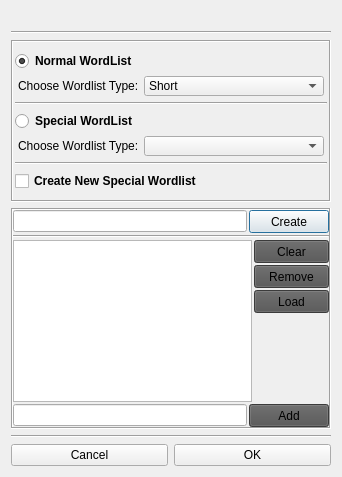
Above: gui/src/Dialogs/WordlistDialog.ui from 3nock/OTE before the change. Below: the same form after it.
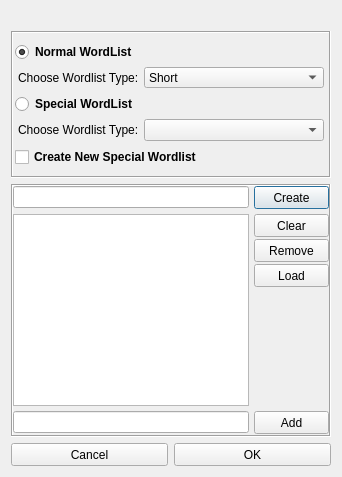
That is the form after the change.

The edit to the form file:
```diff
--- a/gui/src/Dialogs/WordlistDialog.ui
+++ b/gui/src/Dialogs/WordlistDialog.ui
@@ -35,16 +35,6 @@
        </property>
       </widget>
      </item>
-     <item>
-      <widget class="Line" name="line">
-       <property name="styleSheet">
-        <string notr="true"/>
-       </property>
-       <property name="orientation">
-        <enum>Qt::Horizontal</enum>
-       </property>
-      </widget>
-     </item>
     </layout>
    </item>
    <item>
@@ -151,13 +141,6 @@
         </item>
        </layout>
       </item>
-      <item>
-       <widget class="Line" name="line_5">
-        <property name="orientation">
-         <enum>Qt::Horizontal</enum>
-        </property>
-       </widget>
-      </item>
       <item>
        <layout class="QVBoxLayout" name="verticalLayout_5">
         <property name="spacing">
@@ -217,13 +200,6 @@
         </item>
        </layout>
       </item>
-      <item>
-       <widget class="Line" name="line_4">
-        <property name="orientation">
-         <enum>Qt::Horizontal</enum>
-        </property>
-       </widget>
-      </item>
       <item>
        <widget class="QCheckBox" name="checkBox_newSpecialWordlist">
         <property name="font">
@@ -253,7 +229,7 @@
      </property>
      <layout class="QVBoxLayout" name="verticalLayout_3">
       <property name="spacing">
-       <number>2</number>
+       <number>5</number>
       </property>
       <property name="leftMargin">
        <number>0</number>
@@ -265,7 +241,7 @@
        <number>0</number>
       </property>
       <property name="bottomMargin">
-       <number>0</number>
+       <number>1</number>
       </property>
       <item>
        <layout class="QHBoxLayout" name="horizontalLayout_3">
@@ -290,6 +266,12 @@
             <height>23</height>
            </size>
           </property>
+          <property name="maximumSize">
+           <size>
+            <width>75</width>
+            <height>23</height>
+           </size>
+          </property>
           <property name="styleSheet">
            <string notr="true"/>
           </property>
@@ -300,13 +282,6 @@
         </item>
        </layout>
       </item>
-      <item>
-       <widget class="Line" name="line_3">
-        <property name="orientation">
-         <enum>Qt::Horizontal</enum>
-        </property>
-       </widget>
-      </item>
       <item>
        <layout class="QHBoxLayout" name="horizontalLayout_6">
         <item>
@@ -344,8 +319,14 @@
               <height>23</height>
              </size>
             </property>
+            <property name="maximumSize">
+             <size>
+              <width>75</width>
+              <height>23</height>
+             </size>
+            </property>
             <property name="styleSheet">
-             <string notr="true">background-color:rgb(82, 82, 82);</string>
+             <string notr="true"/>
             </property>
             <property name="text">
              <string>Clear</string>
@@ -360,8 +341,14 @@
               <height>23</height>
              </size>
             </property>
+            <property name="maximumSize">
+             <size>
+              <width>75</width>
+              <height>23</height>
+             </size>
+            </property>
             <property name="styleSheet">
-             <string notr="true">background-color:rgb(82, 82, 82);</string>
+             <string notr="true"/>
             </property>
             <property name="text">
              <string>Remove</string>
@@ -376,8 +363,14 @@
               <height>23</height>
              </size>
             </property>
+            <property name="maximumSize">
+             <size>
+              <width>75</width>
+              <height>23</height>
+             </size>
+            </property>
             <property name="styleSheet">
-             <string notr="true">background-color:rgb(82, 82, 82);</string>
+             <string notr="true"/>
             </property>
             <property name="text">
              <string>Load</string>
@@ -418,8 +411,14 @@
             <height>23</height>
            </size>
           </property>
+          <property name="maximumSize">
+           <size>
+            <width>75</width>
+            <height>23</height>
+           </size>
+          </property>
           <property name="styleSheet">
-           <string notr="true">background-color:rgb(82, 82, 82);</string>
+           <string notr="true"/>
           </property>
           <property name="text">
            <string>Add</string>
@@ -433,20 +432,22 @@
    </item>
    <item>
     <layout class="QVBoxLayout" name="verticalLayout_4">
-     <item>
-      <widget class="Line" name="line_2">
-       <property name="styleSheet">
-        <string notr="true"/>
-       </property>
-       <property name="orientation">
-        <enum>Qt::Horizontal</enum>
-       </property>
-      </widget>
-     </item>
      <item>
       <layout class="QHBoxLayout" name="horizontalLayout_4">
        <item>
         <widget class="QPushButton" name="pushButton_cancel">
+         <property name="minimumSize">
+          <size>
+           <width>0</width>
+           <height>23</height>
+          </size>
+         </property>
+         <property name="maximumSize">
+          <size>
+           <width>16777215</width>
+           <height>23</height>
+          </size>
+         </property>
          <property name="styleSheet">
           <string notr="true"/>
          </property>
@@ -457,6 +458,18 @@
        </item>
        <item>
         <widget class="QPushButton" name="pushButton_ok">
+         <property name="minimumSize">
+          <size>
+           <width>0</width>
+           <height>23</height>
+          </size>
+         </property>
+         <property name="maximumSize">
+          <size>
+           <width>16777215</width>
+           <height>23</height>
+          </size>
+         </property>
          <property name="styleSheet">
           <string notr="true"/>
          </property>
```
